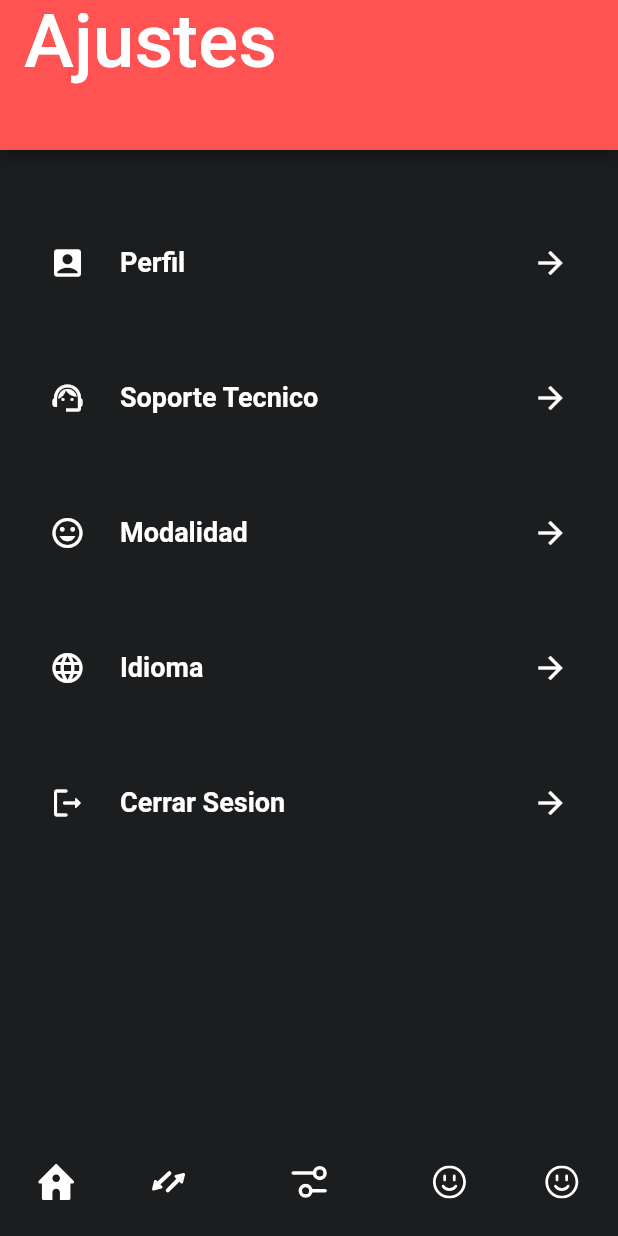
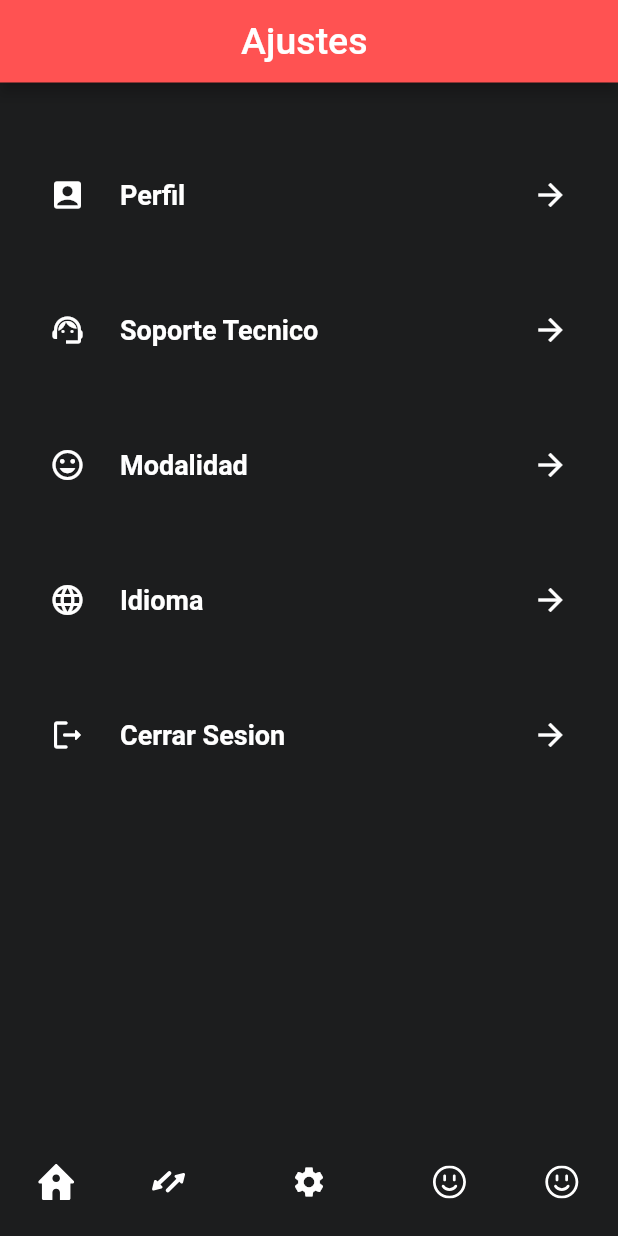
Before and after one commit to JocelynVelarde/Banorte, a Flutter app: the screen it shows after launch, item 3 of the bottom bar chosen, on a phone screen of 412 x 824 dp. Run offline on Flutter 3.47's test engine with Material 2 defaults, Android fonts, the phone set to English and light mode, and no system bars; our stand-ins replace flutter_svg.

Commit message:
added iconss to the bottom navigation bar

```diff
--- a/lib/home_widget.dart
+++ b/lib/home_widget.dart
@@ -58,12 +58,11 @@ class _HomeWidgetState extends State<HomeWidget> {
             label: "",
           ),
           BottomNavigationBarItem(
-            icon: SvgPicture.asset(
-              'assets/settings-icon.svg',
-              color: Colors.white,
-            ),
-            label: "",
-          ),
+              icon: Icon(
+                Icons.settings,
+                color: Colors.white,
+              ),
+              label: ""),
           BottomNavigationBarItem(
             icon: SvgPicture.asset(
               'assets/smiley-icon.svg',
--- a/lib/screens/settings_screen.dart
+++ b/lib/screens/settings_screen.dart
@@ -12,25 +12,25 @@ class _SettingsScreenState extends State<SettingsScreen> {
   @override
   Widget build(BuildContext context) {
     return Scaffold(
-
-appBar: PreferredSize( //wrap with PreferredSize
-                preferredSize: Size.fromHeight(100.0), //height of appbar
-                child: AppBar(
-                  title:Text("Ajustes ",style: TextStyle(fontSize: 50),), //appbar title
-                  backgroundColor: Colors.redAccent, //appbar background color
-
-                )
-          ),
-
-
+      appBar: PreferredSize(
+          //wrap with PreferredSize
+          preferredSize: Size.fromHeight(55.0), //height of appbar
+          child: AppBar(
+            centerTitle: true,
+            title: Text(
+              "Ajustes ",
+              style: TextStyle(
+                fontSize: 25,
+              ),
+            ), //appbar title
+            backgroundColor: Colors.redAccent, //appbar background color
+          )),
       body: SafeArea(
         child: Padding(
           padding: const EdgeInsets.symmetric(horizontal: 20, vertical: 10),
           child: Column(
             crossAxisAlignment: CrossAxisAlignment.start,
             children: [
-
-
               const SizedBox(height: 40),
               SettingsTile(
                 icon: Icons.account_box_rounded,
@@ -38,7 +38,7 @@ appBar: PreferredSize( //wrap with PreferredSize
                 onTap: () {},
               ),
               const SizedBox(
-                height: 40  ,
+                height: 40,
               ),
               SettingsTile(
                 icon: Icons.support_agent,
```
Also changed, not shown: lib/screens/settings.dart (deleted).
